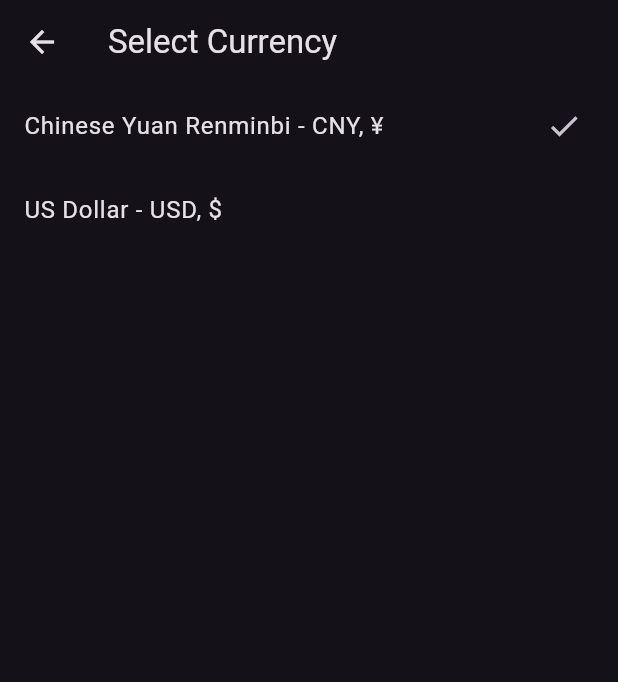
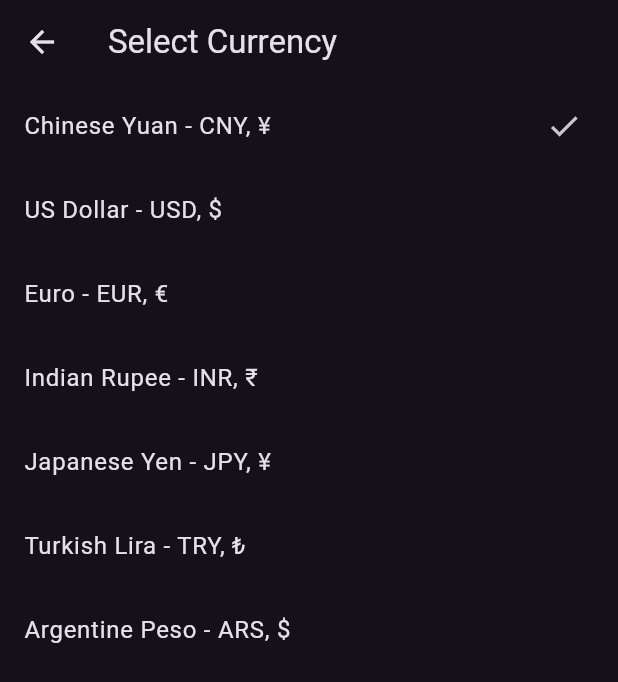
Before and after one commit to shadowfish07/Subscriba, a Flutter app: the screen it shows after launch, item 3 of the bottom bar chosen, after a tap on "Default currency", on a phone screen of 412 x 824 dp. Shown: the top 682 px of the screen. Run offline on Flutter 3.47's test engine with Material 3 defaults, Android fonts, the phone set to English and light mode, and no system bars; our stand-ins replace file_picker, flutter_mobx, flutter_svg, logger, mobx, open_file and 7 more; accounts and stored records are empty; generated files the repository leaves out were written again; network calls fail.

Commit message:
feat: add support for additional currencies - EUR, INR, JPY, TRY, ARS and their symbols and names

```diff
--- a/lib/src/util/currency.dart
+++ b/lib/src/util/currency.dart
@@ -14,16 +14,31 @@ class UnsupportedCurrencyException implements Exception {
 const currencySymbolMap = {
   Currency.CNY: "¥",
   Currency.USD: "\$",
+  Currency.EUR: "€",
+  Currency.INR: "₹",
+  Currency.JPY: "¥",
+  Currency.TRY: "₺",
+  Currency.ARS: "\$",
 };
 
 const currencyNameMap = {
-  Currency.CNY: "Chinese Yuan Renminbi",
+  Currency.CNY: "Chinese Yuan",
   Currency.USD: "US Dollar",
+  Currency.EUR: "Euro",
+  Currency.INR: "Indian Rupee",
+  Currency.JPY: "Japanese Yen",
+  Currency.TRY: "Turkish Lira",
+  Currency.ARS: "Argentine Peso",
 };
 
 enum Currency {
   CNY(ISOCode: "CNY"),
-  USD(ISOCode: "USD");
+  USD(ISOCode: "USD"),
+  EUR(ISOCode: "EUR"),
+  INR(ISOCode: "INR"),
+  JPY(ISOCode: "JPY"),
+  TRY(ISOCode: "TRY"),
+  ARS(ISOCode: "ARS");
 
   const Currency({
     required this.ISOCode,
```
